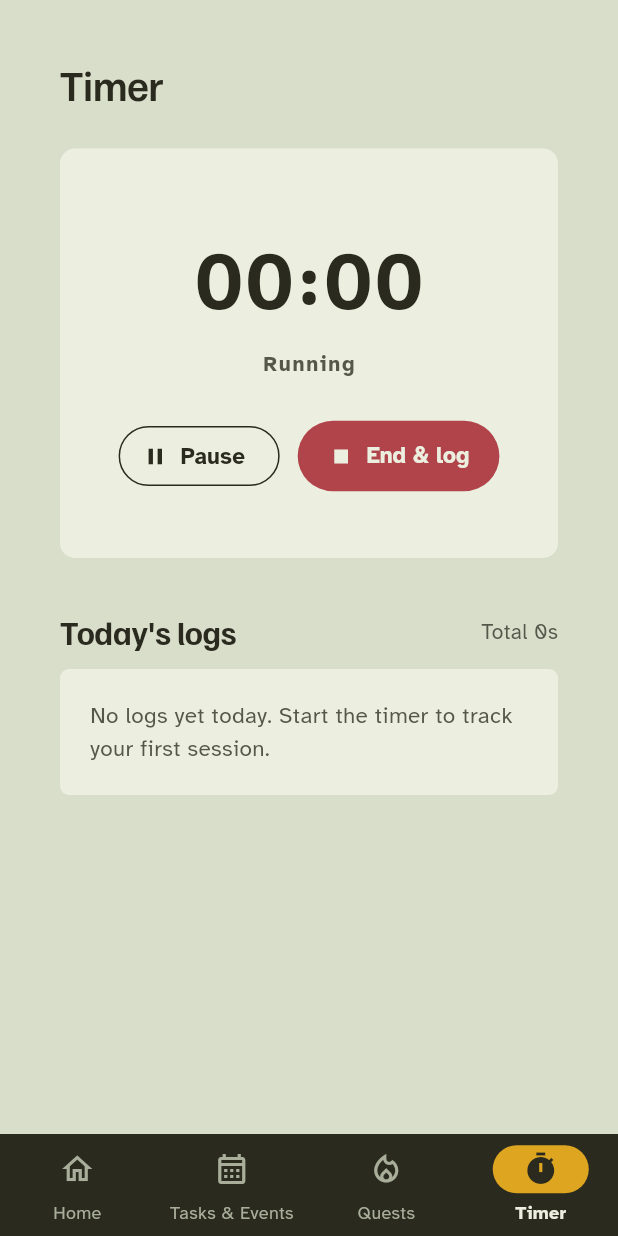
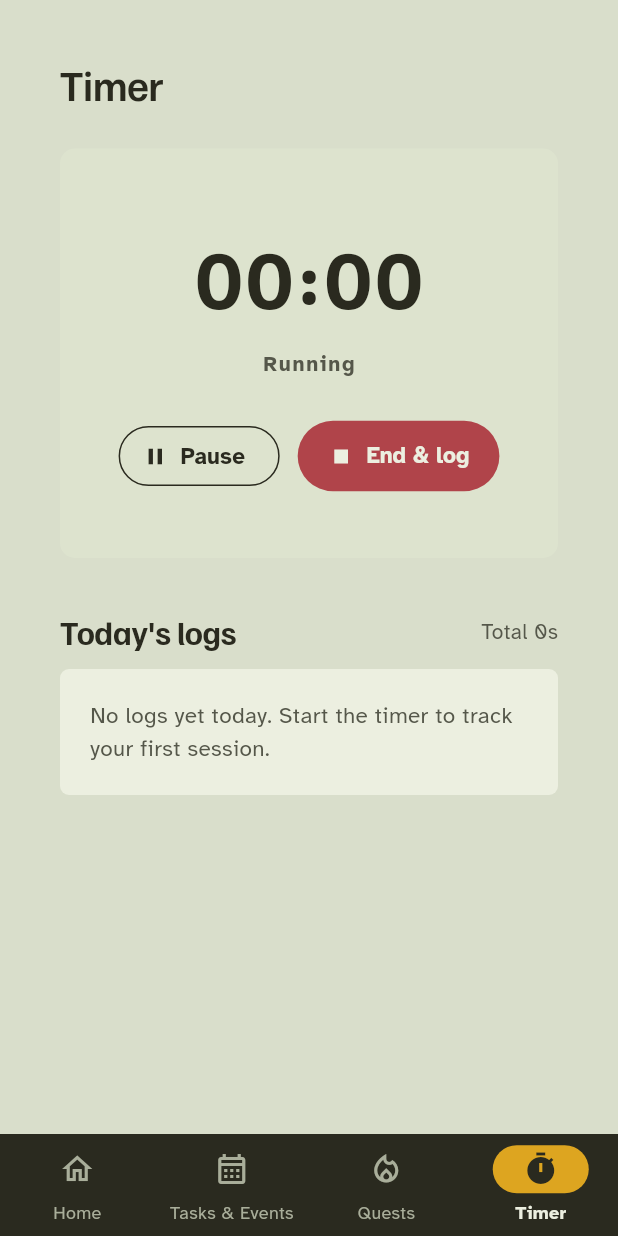
Before and after one commit to sahithi-101/questflow, a Flutter app: the TimerScreen screen opened by its route, after a tap on "Start", on a phone screen of 412 x 824 dp. Run offline on Flutter 3.47's test engine with Material 3 defaults, Android fonts, the phone set to English and light mode, and no system bars; our stand-ins replace go_router, supabase_flutter; accounts and stored records are empty.

Commit message:
Add explicit animations: page transitions, timer face, day selection

```diff
--- a/lib/router.dart
+++ b/lib/router.dart
@@ -24,8 +24,28 @@ import 'widgets/app_shell.dart';
 /// the burst of onAuthStateChange events that follow email confirmation and
 /// crashes go_router's matcher, so it is deliberately avoided here.
 GoRouter buildRouter({bool cloudMode = false, AuthService? auth}) {
+  /// Fade-and-slide page transition (coursework: animations concept).
+  /// Subtle on purpose — 250 ms, small vertical drift.
   Page<void> page(GoRouterState state, Widget child) =>
-      NoTransitionPage<void>(key: state.pageKey, child: child);
+      CustomTransitionPage<void>(
+        key: state.pageKey,
+        child: child,
+        transitionDuration: const Duration(milliseconds: 250),
+        transitionsBuilder: (context, animation, secondaryAnimation, child) {
+          final curved =
+              CurvedAnimation(parent: animation, curve: Curves.easeOutCubic);
+          return FadeTransition(
+            opacity: curved,
+            child: SlideTransition(
+              position: Tween<Offset>(
+                begin: const Offset(0, 0.02),
+                end: Offset.zero,
+              ).animate(curved),
+              child: child,
+            ),
+          );
+        },
+      );
 
   Widget shellBuilder(BuildContext context, GoRouterState state, Widget child) {
     if (cloudMode && auth != null && !auth.isSignedIn) {
--- a/lib/screens/timer_screen.dart
+++ b/lib/screens/timer_screen.dart
@@ -127,12 +127,20 @@ class _TimerScreenState extends State<TimerScreen> {
               children: [
                 Text('Timer', style: Theme.of(context).textTheme.headlineMedium),
                 const SizedBox(height: 28),
-                // The stopwatch face.
-                Container(
+                // The stopwatch face. The surface animates between a calm
+                // neutral when idle, a green tint while running and an
+                // amber tint while paused (AnimatedContainer).
+                AnimatedContainer(
+                  duration: const Duration(milliseconds: 350),
+                  curve: Curves.easeOut,
                   width: double.infinity,
                   padding: const EdgeInsets.symmetric(vertical: 44),
                   decoration: BoxDecoration(
-                    color: QfColors.pith,
+                    color: !data.timerRunning
+                        ? QfColors.pith
+                        : data.timerPaused
+                            ? Color.lerp(QfColors.pith, QfColors.gamboge, 0.12)
+                            : Color.lerp(QfColors.pith, QfColors.moss, 0.10),
                     borderRadius: BorderRadius.circular(10),
                   ),
                   child: Column(
@@ -142,13 +150,18 @@ class _TimerScreenState extends State<TimerScreen> {
                         style: QfTheme.display(56, spacing: 2),
                       ),
                       const SizedBox(height: 8),
-                      Text(
+                      // Cross-fades between Ready / Running / Paused.
+                      AnimatedSwitcher(
+                        duration: const Duration(milliseconds: 250),
+                        child: Text(
                           statusLabel,
+                          key: ValueKey<String>(statusLabel),
                           style: const TextStyle(
                             color: QfColors.bistreSoft,
                             fontSize: 14,
                             fontWeight: FontWeight.w700,
                             letterSpacing: 1.2,
+                          ),
                         ),
                       ),
                       const SizedBox(height: 28),
```
Also changed, not shown: lib/screens/calendar_screen.dart (+6 -2 lines), 1 other file. Lines whose indentation alone changed are shown as unchanged.
